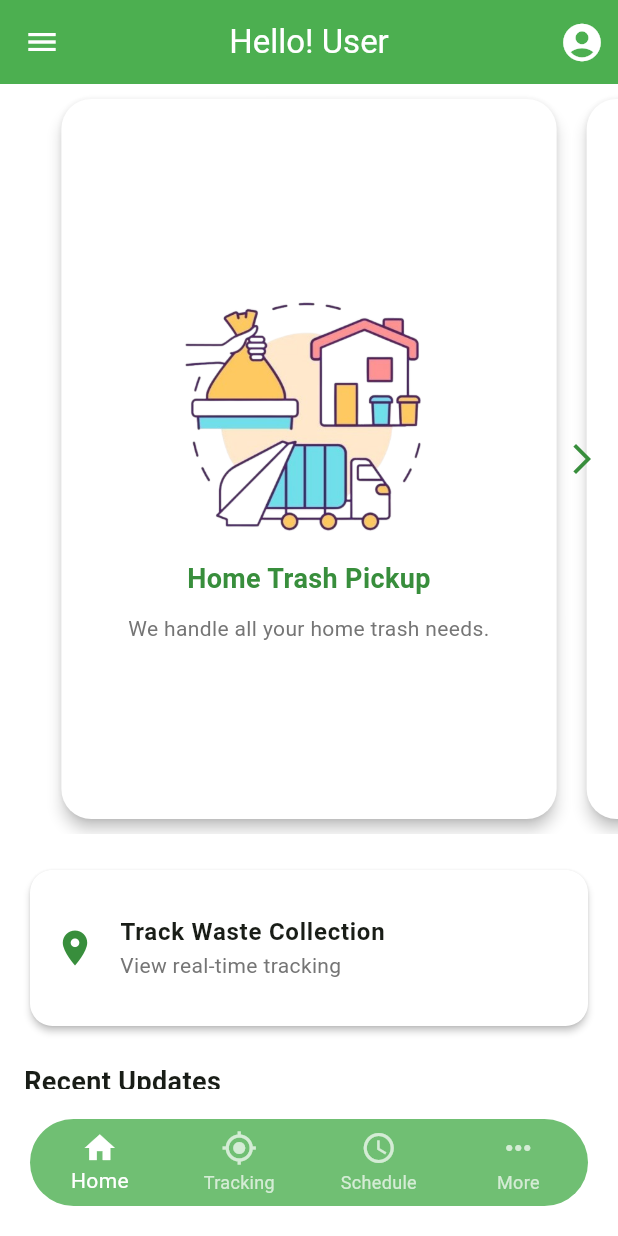
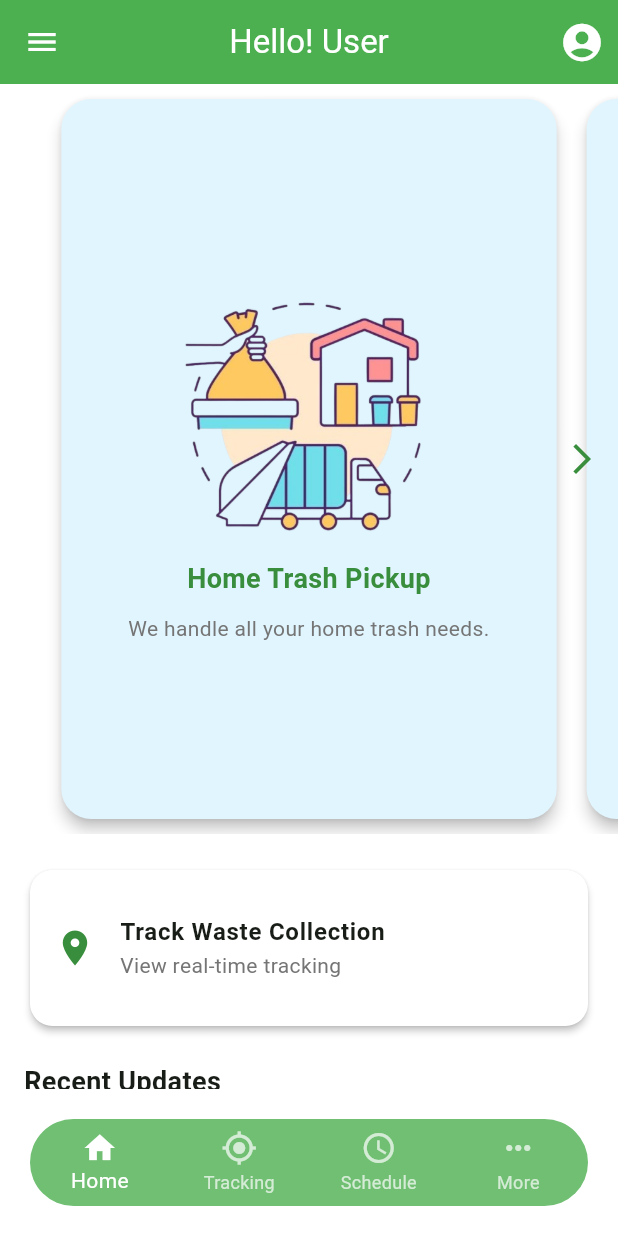
Before and after one commit to Akila99/waste_management_tracking_system, a Flutter app: the screen it shows after launch, on a phone screen of 412 x 824 dp. Run offline on Flutter 3.47's test engine with Material 3 defaults, Android fonts, the phone set to English and light mode, and no system bars; our stand-ins replace cloud_firestore, firebase_auth, firebase_core, flutter_secure_storage, font_awesome_flutter, google_sign_in; missing offline and left inert: firebase_app_check; accounts and stored records are empty.

Commit message:
new commit done

```diff
--- a/lib/pages/home/pages/home_page.dart
+++ b/lib/pages/home/pages/home_page.dart
@@ -1,4 +1,3 @@
-
 import 'package:flutter/material.dart';
 import '../components/home_drawer.dart';
 import 'package:waste_management_tracking/components/services/add_link.dart';
@@ -73,6 +72,7 @@ class HomeContent extends StatelessWidget {
             // Main Tabs Section
             Container(
               height: 500,
+              color: Colors.white,
               child: Stack(
                 alignment: Alignment.center,
                 children: [
@@ -295,7 +295,7 @@ class HomeContent extends StatelessWidget {
                 ],
               ),
             ),
-            const SizedBox(height: 80),
+            const SizedBox(height: 20), // Changed from 80 to 40 (50% reduction)
           ],
         ),
       ),
@@ -326,6 +326,7 @@ class HomeContent extends StatelessWidget {
       },
       child: Card(
         elevation: 4,
+        color: Colors.lightBlue[50],
         shape: RoundedRectangleBorder(
           borderRadius: BorderRadius.circular(20),
         ),
```
